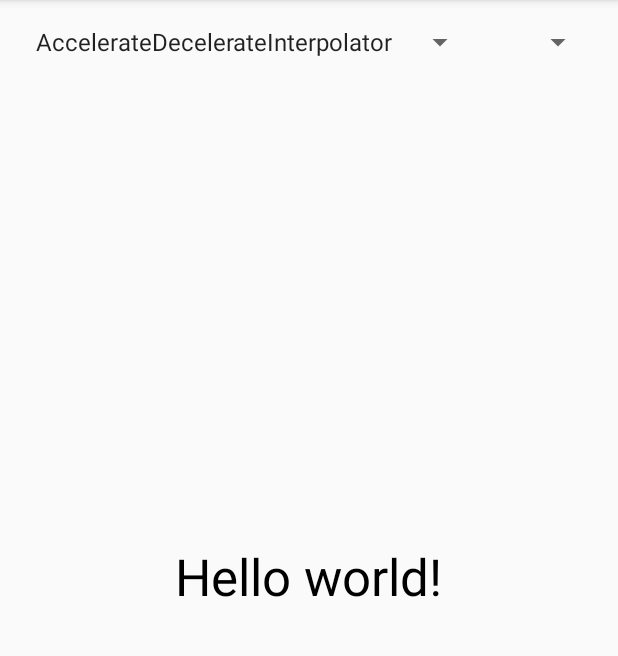
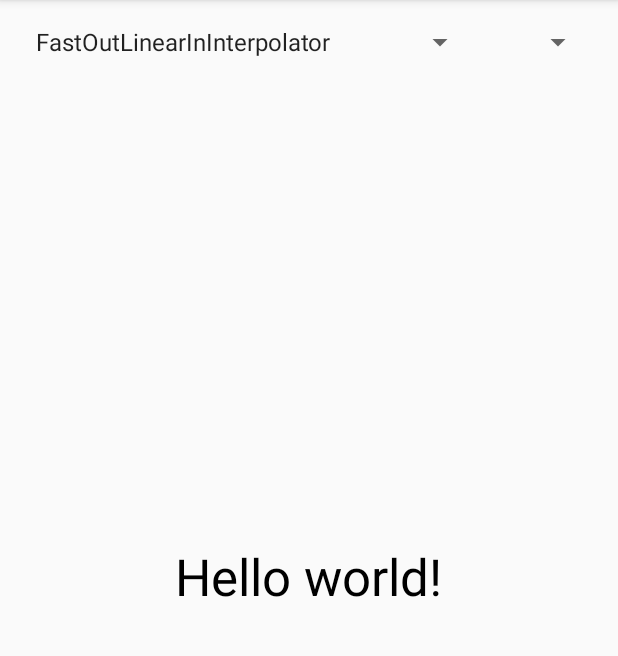
Before and after one commit to udacity/ud862-samples, an Android app: the screen it shows after launch (MainActivity), on a phone screen of 412 x 824 dp, the part 84-740 px from its top. Run offline under Robolectric (Android 15) with nearby library versions, the light colour scheme and no system bars; our stand-ins replace ButterKnife; libraries missing offline, so code that uses them is left out: android.support.v7.

Commit message:
Updated Interpolation Demo.

```diff
--- a/InterpolationDemo/app/src/main/res/values/strings.xml
+++ b/InterpolationDemo/app/src/main/res/values/strings.xml
@@ -5,6 +5,10 @@
     <string name="action_settings">Settings</string>
 
     <string-array name="interpolators">
+        <item>FastOutLinearInInterpolator</item>
+        <item>FastOutSlowInInterpolator</item>
+        <item>LinearOutSlowInInterpolator</item>
+        <item>----------</item>
         <item>AccelerateDecelerateInterpolator</item>
         <item>AccelerateInterpolator</item>
         <item>AnticipateInterpolator</item>
```
Also changed, not shown: InterpolationDemo/app/src/main/java/com/udacity/interpolationdemo/MainActivity.java (+18 -5 lines).
